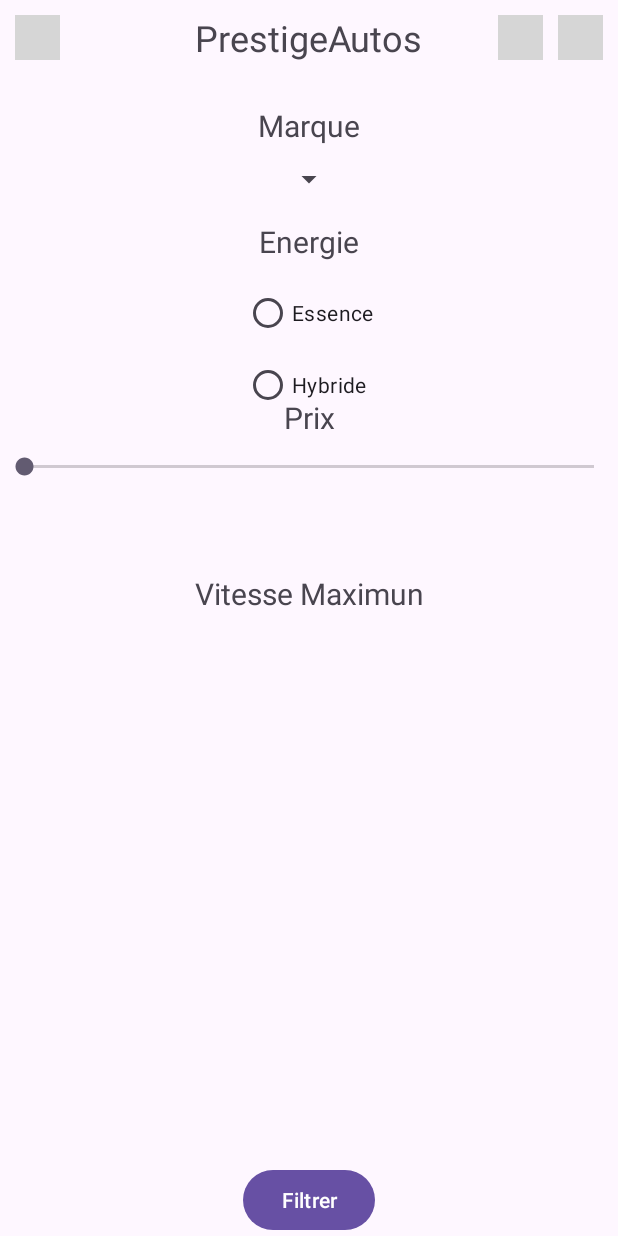
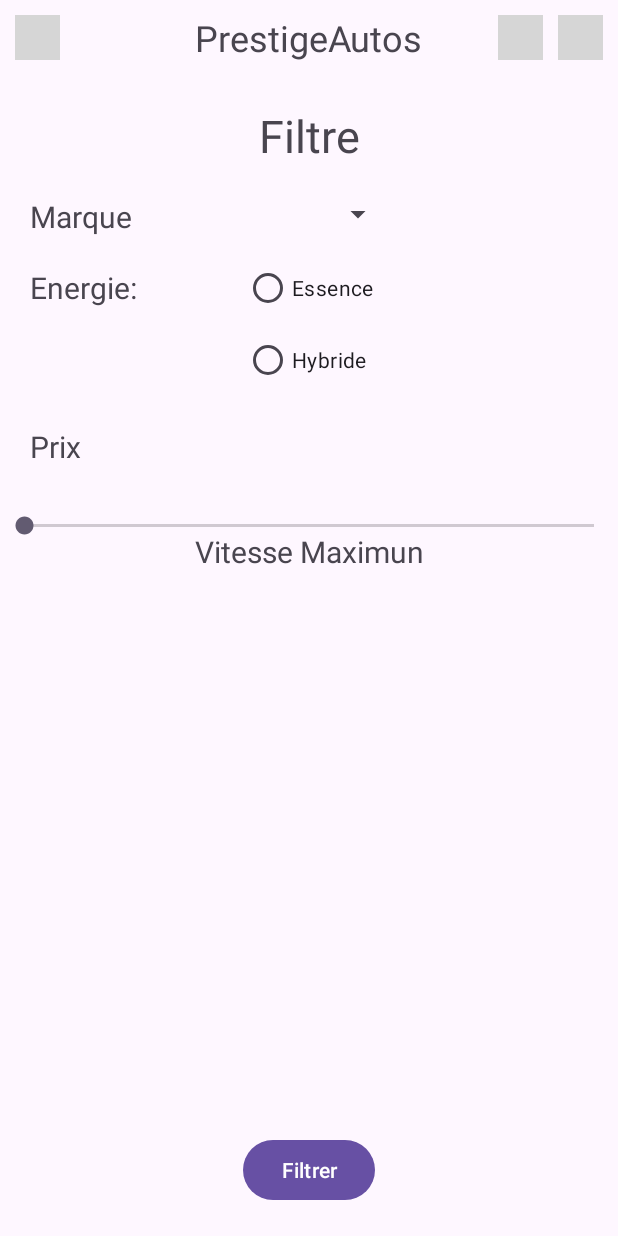
Before and after one commit to sabraess/FilRougeApp_R411, an Android app: the FilterActivity screen opened directly, with no data from a screen before it, on a phone screen of 412 x 824 dp. Run offline under Robolectric (Android 15) with nearby library versions, the light colour scheme and no system bars; grey boxes are pictures that could not be loaded.

Commit message:
ajout lien + continuation filtre

```diff
--- a/FilRouge/app/src/main/AndroidManifest.xml
+++ b/FilRouge/app/src/main/AndroidManifest.xml
@@ -13,6 +13,9 @@
         android:supportsRtl="true"
         android:theme="@style/Theme.FilRouge"
         tools:targetApi="31">
+        <activity
+            android:name=".BasketActivity"
+            android:exported="false" />
         <activity
             android:name=".FilterActivity"
             android:exported="false" />
--- a/FilRouge/app/src/main/java/filrouge/app/FilterActivity.java
+++ b/FilRouge/app/src/main/java/filrouge/app/FilterActivity.java
@@ -1,10 +1,13 @@
 package filrouge.app;
 
+import android.content.Intent;
 import android.os.Bundle;
+import android.widget.ImageView;
+
 import androidx.appcompat.app.AppCompatActivity;
 
 /*
-* Author:
+* Author: TORRI Clara
 * Modifier par:
 * permet de filtrer les annonces
  */
@@ -16,5 +19,27 @@ public class FilterActivity extends AppCompatActivity {
         super.onCreate(savedInstanceState);
         setContentView(R.layout.activity_filter);
 
+        /*pour retourner à l'acceuil*/
+        ImageView imageRetour = findViewById(R.id.flecheRetour);
+        imageRetour.setOnClickListener(v -> {
+            Intent intent = new Intent(FilterActivity.this, HomeActivity.class);
+            startActivity(intent);
+        });
+
+        /*pour voir le panier*/
+        ImageView iconBasket = findViewById(R.id.iconPanier);
+        iconBasket.setOnClickListener(v -> {
+            Intent intent = new Intent(FilterActivity.this, BasketActivity.class);
+            startActivity(intent);
+        });
+
+        /*pour se connecter faire attention si deja connecter !!!!!*/
+        ImageView imageConnection = findViewById(R.id.iconConnexion);
+        imageConnection.setOnClickListener(v -> {
+            Intent intent = new Intent(FilterActivity.this, ConnectionActivity.class);
+            startActivity(intent);
+        });
+
+
     }
 }
--- a/FilRouge/app/src/main/res/layout/activity_filter.xml
+++ b/FilRouge/app/src/main/res/layout/activity_filter.xml
@@ -25,7 +25,6 @@
             android:layout_marginLeft="10dp"
             android:gravity="right" />
 
-
         <TextView
             android:id="@+id/title"
             android:layout_width="wrap_content"
@@ -40,7 +39,7 @@
             android:layout_weight="1"/>
 
         <ImageView
-            android:id="@+id/iconePanier"
+            android:id="@+id/iconPanier"
             android:layout_width="30dp"
             android:layout_height="30dp"
             android:src="@drawable/panier"
@@ -48,7 +47,7 @@
             android:gravity="right" />
 
         <ImageView
-            android:id="@+id/imageConnection"
+            android:id="@+id/iconConnexion"
             android:layout_width="30dp"
             android:layout_height="30dp"
             android:gravity="right"
@@ -58,43 +57,55 @@
     </LinearLayout>
 
     <TextView
-        android:id="@+id/marque"
         android:layout_width="wrap_content"
         android:layout_height="wrap_content"
+        android:id="@+id/label"
+        android:text="Filtre"
+        android:textSize="30sp"
         android:layout_marginTop="20dp"
+        app:layout_constraintTop_toBottomOf="@+id/linearLayout"
+        app:layout_constraintLeft_toLeftOf="parent"
+        app:layout_constraintRight_toRightOf="parent"/>
+
+    <TextView
+        android:layout_width="wrap_content"
+        android:layout_height="wrap_content"
+        android:id="@+id/marque"
         android:text="Marque"
-        android:textSize="20sp"
-        app:layout_constraintTop_toBottomOf="@id/linearLayout"
+        android:layout_margin="20dp"
+        android:textSize="20dp"
+        app:layout_constraintStart_toStartOf="@id/linearLayout"
+        app:layout_constraintTop_toBottomOf="@+id/label"
         app:layout_constraintLeft_toLeftOf="parent"
         app:layout_constraintRight_toRightOf="parent"/>
 
     <Spinner
         android:id="@+id/spinner"
-        android:layout_width="wrap_content"
+        android:layout_width="113dp"
         android:layout_height="wrap_content"
-        android:layout_marginTop="10dp"
-        app:layout_constraintTop_toBottomOf="@id/marque"
+        android:layout_margin="20dp"
+        app:layout_constraintTop_toBottomOf="@+id/label"
         app:layout_constraintLeft_toLeftOf="parent"
-        app:layout_constraintRight_toRightOf="parent"/>
+        app:layout_constraintRight_toRightOf="parent" />
 
     <TextView
         android:id="@+id/energie"
         android:layout_width="wrap_content"
         android:layout_height="wrap_content"
-        android:layout_marginTop="50dp"
-        android:text="Energie"
+        android:layout_margin="20dp"
+        android:text="Energie:"
         android:textSize="20sp"
-        app:layout_constraintTop_toBottomOf="@id/marque"
+        app:layout_constraintStart_toStartOf="@id/linearLayout"
+        app:layout_constraintTop_toBottomOf="@+id/marque"
         app:layout_constraintLeft_toLeftOf="parent"
         app:layout_constraintRight_toRightOf="parent"/>
-
 
     <RadioGroup
         android:id="@+id/radioGroup"
         android:layout_width="wrap_content"
         android:layout_height="wrap_content"
-        android:layout_marginTop="10dp"
-        app:layout_constraintTop_toBottomOf="@id/energie"
+        android:layout_margin="10dp"
+        app:layout_constraintTop_toBottomOf="@+id/marque"
         app:layout_constraintLeft_toLeftOf="parent"
         app:layout_constraintRight_toRightOf="parent">
 
@@ -102,37 +113,39 @@
             android:id="@+id/essence"
             android:layout_width="wrap_content"
             android:layout_height="wrap_content"
-            android:text="Essence"/>
-
+            android:text="Essence" />
 
         <RadioButton
             android:id="@+id/hybride"
             android:layout_width="wrap_content"
             android:layout_height="wrap_content"
-            android:text="Hybride"/>
-
+            android:text="Hybride" />
     </RadioGroup>
 
-    <Button
-        android:id="@+id/button"
-        android:layout_width="wrap_content"
+    <LinearLayout
+        android:layout_width="match_parent"
         android:layout_height="wrap_content"
-        android:layout_marginTop="20dp"
-        android:text="Filtrer"
-        app:layout_constraintBottom_toBottomOf="parent"
+        android:orientation="vertical"
+        app:layout_constraintTop_toBottomOf="@+id/radioGroup"
         app:layout_constraintLeft_toLeftOf="parent"
-        app:layout_constraintRight_toRightOf="parent"/>
+        app:layout_constraintRight_toRightOf="parent">
 
-    <TextView
-        android:id="@+id/prix"
-        android:layout_width="wrap_content"
-        android:layout_height="wrap_content"
-        android:layout_marginTop="90dp"
-        android:text="Prix"
-        android:textSize="20sp"
-        app:layout_constraintTop_toBottomOf="@id/energie"
-        app:layout_constraintLeft_toLeftOf="parent"
-        app:layout_constraintRight_toRightOf="parent"/>
+        <TextView
+            android:id="@+id/prix"
+            android:layout_width="wrap_content"
+            android:layout_height="wrap_content"
+            android:layout_margin="20dp"
+            android:text="Prix"
+            android:textSize="20sp"/>
+
+        <SeekBar
+            android:id="@+id/seekBarPrix"
+            android:layout_width="match_parent"
+            android:layout_height="wrap_content"
+            android:layout_marginTop="10dp"/>
+
+
+    </LinearLayout>
 
     <TextView
         android:id="@+id/vitesseMax"
@@ -141,20 +154,20 @@
         android:layout_marginTop="90dp"
         android:text="Vitesse Maximun"
         android:textSize="20sp"
-        app:layout_constraintTop_toBottomOf="@id/prix"
+        app:layout_constraintTop_toBottomOf="@+id/radioGroup"
         app:layout_constraintLeft_toLeftOf="parent"
         app:layout_constraintRight_toRightOf="parent"/>
 
-    <SeekBar
-        android:id="@+id/seekBarPrix"
-        android:layout_width="match_parent"
+    <Button
+        android:id="@+id/button"
+        android:layout_width="wrap_content"
         android:layout_height="wrap_content"
-        android:layout_marginTop="10dp"
-        app:layout_constraintTop_toBottomOf="@id/prix"
+        android:layout_margin="20dp"
+        android:text="Filtrer"
+        app:layout_constraintBottom_toBottomOf="parent"
         app:layout_constraintLeft_toLeftOf="parent"
         app:layout_constraintRight_toRightOf="parent"/>
 
 
 
-
 </androidx.constraintlayout.widget.ConstraintLayout>
```
Also changed, not shown: FilRouge/app/src/main/java/filrouge/app/BasketActivity.java (added, +19 -0 lines), FilRouge/app/src/main/java/filrouge/app/HomeActivity.java (+16 -6 lines), FilRouge/app/src/main/res/layout/activity_basket.xml (added, +21 -0 lines), FilRouge/app/src/main/res/layout/activity_home.xml (+4 -7 lines), FilRouge/app/src/main/res/values/strings.xml (+28 -0 lines).
